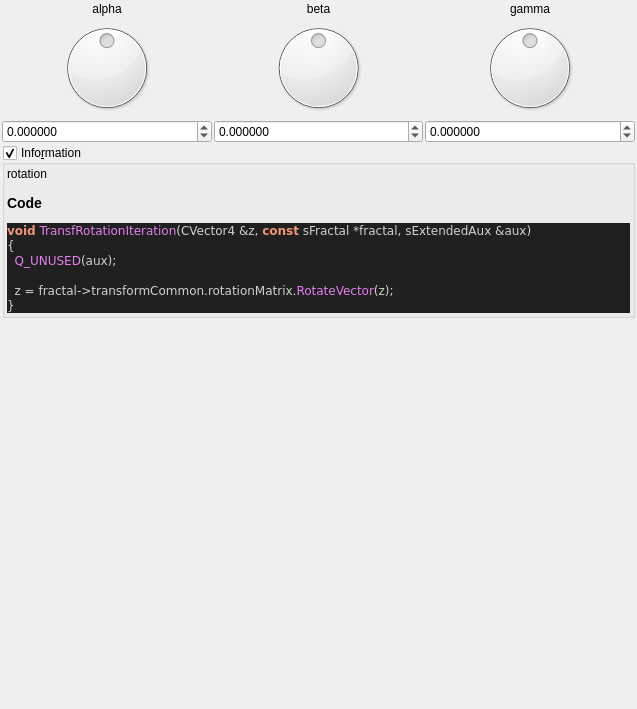
The window that mandelbulber2/formula/ui/fractal_transf_rotation.ui (buddhi1980/mandelbulber2) describes before a commit, drawn with Qt 5.
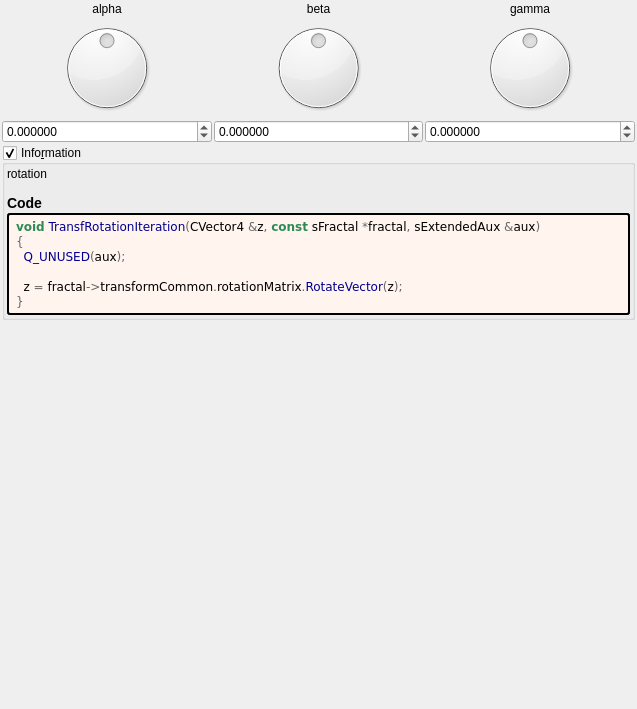
The same window after the commit. Custom widgets are drawn as their Qt base class.

The edit to the form file:
```diff
--- a/mandelbulber2/formula/ui/fractal_transf_rotation.ui
+++ b/mandelbulber2/formula/ui/fractal_transf_rotation.ui
@@ -217,18 +217,33 @@
        <number>2</number>
       </property>
       <item>
-       <widget class="QLabel" name="label_code_content">
+	   <widget class="QLabel" name="label_information_general">
         <property name="text">
          <string notr="true">&lt;p&gt;rotation&lt;/p&gt;&lt;table&gt;
 &lt;/table&gt;
-&lt;h3&gt;Code&lt;/h3&gt;
-&lt;body style=&quot;background-color:#202020&quot;&gt;
-&lt;pre style=&quot;color:#d0d0d0; background-color:#202020;  font-family:'Courier New',monospace;&quot;&gt;&lt;span style=&quot;color:#f09479; font-weight:bold&quot;&gt;void&lt;/span&gt; &lt;span style=&quot;color:#e47eed&quot;&gt;TransfRotationIteration&lt;/span&gt;&lt;span style=&quot;color:#d0d0d0&quot;&gt;(&lt;/span&gt;CVector4 &lt;span style=&quot;color:#d0d0d0&quot;&gt;&amp;amp;&lt;/span&gt;z&lt;span style=&quot;color:#d0d0d0&quot;&gt;,&lt;/span&gt; &lt;span style=&quot;color:#f09479; font-weight:bold&quot;&gt;const&lt;/span&gt; sFractal &lt;span style=&quot;color:#d0d0d0&quot;&gt;*&lt;/span&gt;fractal&lt;span style=&quot;color:#d0d0d0&quot;&gt;,&lt;/span&gt; sExtendedAux &lt;span style=&quot;color:#d0d0d0&quot;&gt;&amp;amp;&lt;/span&gt;aux&lt;span style=&quot;color:#d0d0d0&quot;&gt;)&lt;/span&gt;
-&lt;span style=&quot;color:#d0d0d0&quot;&gt;{&lt;/span&gt;
-  &lt;span style=&quot;color:#e47eed&quot;&gt;Q_UNUSED&lt;/span&gt;&lt;span style=&quot;color:#d0d0d0&quot;&gt;(&lt;/span&gt;aux&lt;span style=&quot;color:#d0d0d0&quot;&gt;);&lt;/span&gt;
+&lt;h3&gt;Code&lt;/h3&gt;</string>
+		</property>
+		<property name="wordWrap">
+		 <bool>true</bool>
+		</property>
+		<property name="openExternalLinks">
+		 <bool>true</bool>
+		</property>
+		<property name="textInteractionFlags">
+		 <set>Qt::LinksAccessibleByMouse|Qt::TextSelectableByMouse</set>
+		</property>
+		</widget>
+	   </item>
+	   <item>
+	    <widget class="QLabel" name="label_code_content">
+		 <property name="text">
+		  <string notr="true">&lt;body style=&quot;background-color:#fff5ee&quot;&gt;
+&lt;pre style=&quot;color:#000000; background-color:#fff5ee;  font-family:'Courier New',monospace;&quot;&gt;&lt;span style=&quot;color:#2e8b57; font-weight:bold&quot;&gt;void&lt;/span&gt; &lt;span style=&quot;color:#00008f&quot;&gt;TransfRotationIteration&lt;/span&gt;&lt;span style=&quot;color:#676767&quot;&gt;(&lt;/span&gt;CVector4 &lt;span style=&quot;color:#676767&quot;&gt;&amp;amp;&lt;/span&gt;z&lt;span style=&quot;color:#676767&quot;&gt;,&lt;/span&gt; &lt;span style=&quot;color:#2e8b57; font-weight:bold&quot;&gt;const&lt;/span&gt; sFractal &lt;span style=&quot;color:#676767&quot;&gt;*&lt;/span&gt;fractal&lt;span style=&quot;color:#676767&quot;&gt;,&lt;/span&gt; sExtendedAux &lt;span style=&quot;color:#676767&quot;&gt;&amp;amp;&lt;/span&gt;aux&lt;span style=&quot;color:#676767&quot;&gt;)&lt;/span&gt;
+&lt;span style=&quot;color:#676767&quot;&gt;{&lt;/span&gt;
+  &lt;span style=&quot;color:#00008f&quot;&gt;Q_UNUSED&lt;/span&gt;&lt;span style=&quot;color:#676767&quot;&gt;(&lt;/span&gt;aux&lt;span style=&quot;color:#676767&quot;&gt;);&lt;/span&gt;
 
-  z &lt;span style=&quot;color:#d0d0d0&quot;&gt;=&lt;/span&gt; fractal&lt;span style=&quot;color:#d0d0d0&quot;&gt;-&amp;gt;&lt;/span&gt;transformCommon&lt;span style=&quot;color:#d0d0d0&quot;&gt;.&lt;/span&gt;rotationMatrix&lt;span style=&quot;color:#d0d0d0&quot;&gt;.&lt;/span&gt;&lt;span style=&quot;color:#e47eed&quot;&gt;RotateVector&lt;/span&gt;&lt;span style=&quot;color:#d0d0d0&quot;&gt;(&lt;/span&gt;z&lt;span style=&quot;color:#d0d0d0&quot;&gt;);&lt;/span&gt;
-&lt;span style=&quot;color:#d0d0d0&quot;&gt;}&lt;/span&gt;
+  z &lt;span style=&quot;color:#676767&quot;&gt;=&lt;/span&gt; fractal&lt;span style=&quot;color:#676767&quot;&gt;-&amp;gt;&lt;/span&gt;transformCommon&lt;span style=&quot;color:#676767&quot;&gt;.&lt;/span&gt;rotationMatrix&lt;span style=&quot;color:#676767&quot;&gt;.&lt;/span&gt;&lt;span style=&quot;color:#00008f&quot;&gt;RotateVector&lt;/span&gt;&lt;span style=&quot;color:#676767&quot;&gt;(&lt;/span&gt;z&lt;span style=&quot;color:#676767&quot;&gt;);&lt;/span&gt;
+&lt;span style=&quot;color:#676767&quot;&gt;}&lt;/span&gt;
 &lt;/pre&gt;
 &lt;/body&gt;</string>
         </property>
@@ -241,6 +256,9 @@
         <property name="textInteractionFlags">
          <set>Qt::LinksAccessibleByMouse|Qt::TextSelectableByMouse</set>
         </property>
+		 <property name="styleSheet">
+		  <string notr="true">border-style: outset; border-width: 2px; border-radius: 3px; border-color: black; background-color: #fff5ee; padding: 4px;</string>
+		  </property>
        </widget>
       </item>
      </layout>
```
Lines whose indentation alone changed are shown as unchanged.
